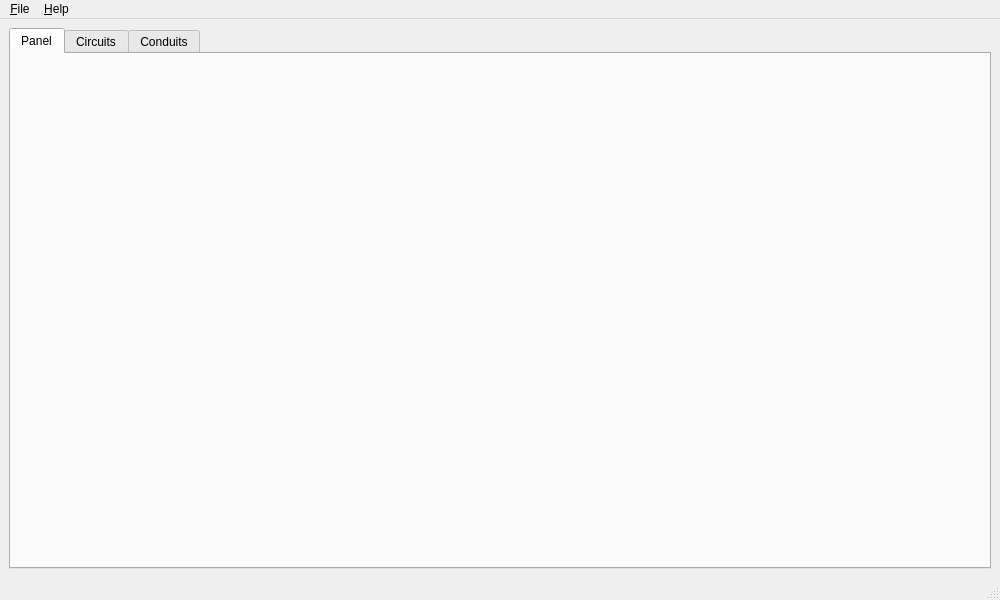
Above: src/ui/mainWindow.ui from Marcelotsvaz/nbr-5410-calculator before the change. Below: the same form after it.
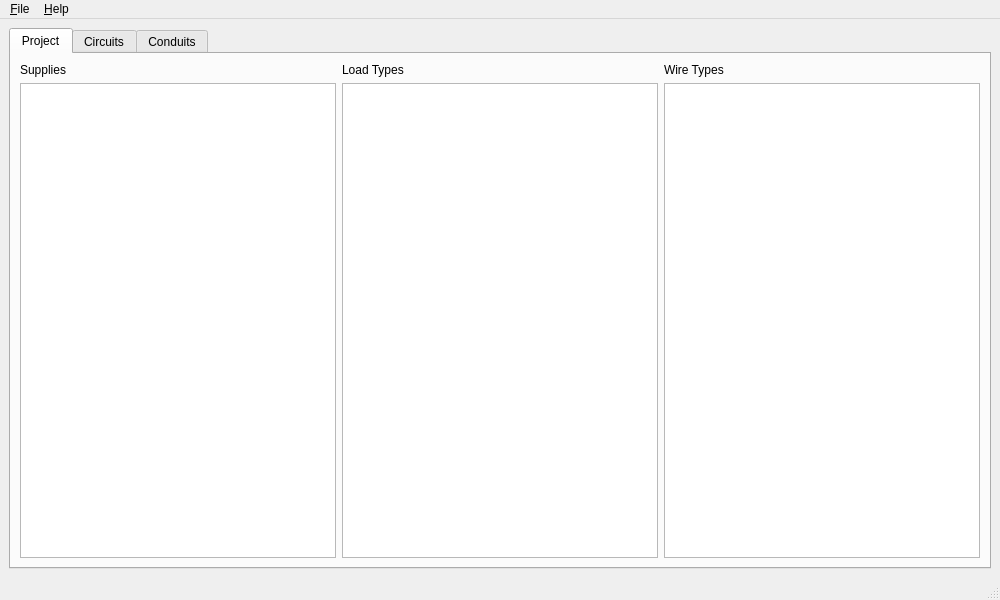
That is the form after the change. The open tabs and pages were chosen to show the change. Icons and pictures are not drawn. Custom widgets are drawn as their Qt base class.

Commit message: Add views to projectTab

Patch:
```diff
--- a/src/ui/mainWindow.ui
+++ b/src/ui/mainWindow.ui
@@ -23,8 +23,40 @@
       </property>
       <widget class="QWidget" name="panelTab">
        <attribute name="title">
-        <string>Panel</string>
+        <string>Project</string>
        </attribute>
+       <layout class="QGridLayout" name="gridLayout_4">
+        <item row="1" column="0">
+         <widget class="GenericListView" name="suppliesListView"/>
+        </item>
+        <item row="1" column="1">
+         <widget class="GenericListView" name="loadTypesListView"/>
+        </item>
+        <item row="1" column="2">
+         <widget class="GenericListView" name="wireTypesListView"/>
+        </item>
+        <item row="0" column="0">
+         <widget class="QLabel" name="suppliesLabel">
+          <property name="text">
+           <string>Supplies</string>
+          </property>
+         </widget>
+        </item>
+        <item row="0" column="1">
+         <widget class="QLabel" name="loadTypesLabel">
+          <property name="text">
+           <string>Load Types</string>
+          </property>
+         </widget>
+        </item>
+        <item row="0" column="2">
+         <widget class="QLabel" name="wireTypesLabel">
+          <property name="text">
+           <string>Wire Types</string>
+          </property>
+         </widget>
+        </item>
+       </layout>
       </widget>
       <widget class="QWidget" name="circuitsTab">
        <attribute name="title">
@@ -225,7 +257,16 @@
   <customwidget>
    <class>GenericTreeView</class>
    <extends>QTreeView</extends>
-   <header>genericTreeView</header>
+   <header>genericViews</header>
+   <slots>
+    <slot>newItem()</slot>
+    <slot>deleteSelectedItems()</slot>
+   </slots>
+  </customwidget>
+  <customwidget>
+   <class>GenericListView</class>
+   <extends>QListView</extends>
+   <header>genericViews</header>
    <slots>
     <slot>newItem()</slot>
     <slot>deleteSelectedItems()</slot>
```
Left out of the diff: 2 changed lines with no effect on the pictures. The commit also changes 10 other files.
